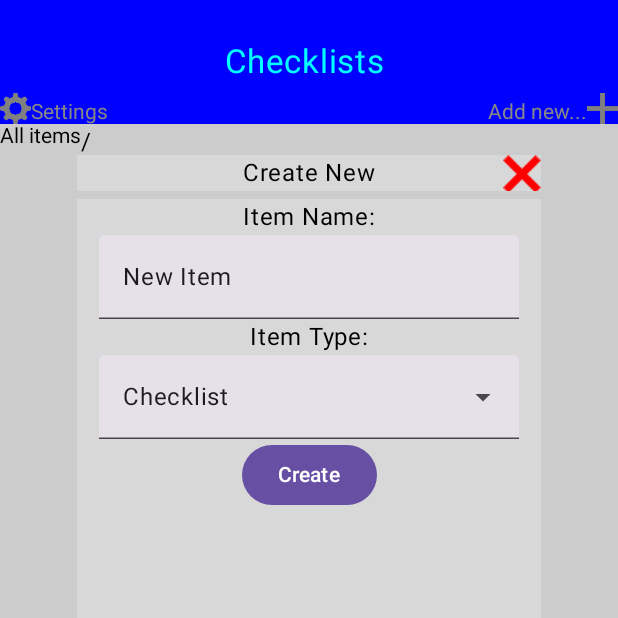
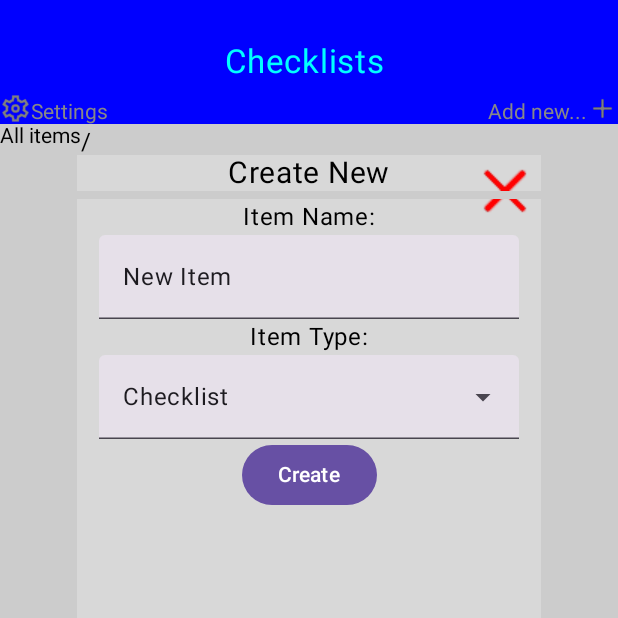
Before and after one commit to LocalLibrarian/Checklists, an Android app built with Jetpack Compose: the screen it shows after launch (MainActivity), after a tap on "Add Item Icon", on a phone screen of 412 x 824 dp, the top half of it. Run offline under Robolectric (Android 15) with nearby library versions, the phone set to English and light mode, and no system bars; 1 other tap on this screen came first.

Commit message:
Features added - improved general look of app

```diff
--- a/app/src/main/java/com/example/checklists/MainActivity.kt
+++ b/app/src/main/java/com/example/checklists/MainActivity.kt
@@ -20,7 +20,6 @@ import androidx.compose.foundation.layout.Row
 import androidx.compose.foundation.layout.fillMaxHeight
 import androidx.compose.foundation.layout.fillMaxSize
 import androidx.compose.foundation.layout.fillMaxWidth
-import androidx.compose.foundation.layout.height
 import androidx.compose.foundation.layout.offset
 import androidx.compose.foundation.layout.padding
 import androidx.compose.foundation.layout.size
@@ -65,8 +64,6 @@ import java.io.File
 import java.io.FileReader
 import java.io.FileWriter
 import java.io.IOException
-import java.lang.IllegalArgumentException
-import java.lang.NumberFormatException
 import kotlin.math.roundToInt
 
 /*ListItem is how items in lists are stored in memory*/
@@ -101,6 +98,9 @@ const val OneDay = 24 * OneHour
 /*Values defining temp path strings to avoid errors when moving items or forcing screen redraws*/
 const val TempPath = "path_FIX"
 const val TempPath2 = "path_FIX2"
+/*Values defining font sizes*/
+val titleFontSize = 22.sp
+val subTitleFontSize = 20.sp
 
 class MainActivity : AppCompatActivity() {
     override fun onCreate(savedInstanceState: Bundle?) {
@@ -137,7 +137,6 @@ fun MainScreen() {
     var autoDelListSelect = "Minutes"
     var moveCompleteItemsSelect = "Bottom"
     val context = LocalContext.current
-    val titleFontSize = 22.sp
     var completedColor = Color.Green
     val settingsSaved= loadSettings(context)
     var choseTutorial by remember{ mutableStateOf(false) }
@@ -162,7 +161,7 @@ fun MainScreen() {
                 painter = painterResource(R.drawable.settingsicon),
                 contentDescription = "Settings Icon",
                 modifier = Modifier
-                    .height((bannerHeight / 4).dp)
+                    .size((bannerHeight / 4).dp)
                     .clickable(enabled = true, onClick = { settingsOpen = true })
             )
             ClickableText(
@@ -199,7 +198,7 @@ fun MainScreen() {
                 painter = painterResource(R.drawable.addicon),
                 contentDescription = "Add Item Icon",
                 modifier = Modifier
-                    .height((bannerHeight / 4).dp)
+                    .size((bannerHeight / 4).dp)
                     .clickable(enabled = true, onClick = { createOpen = true })
             )
         } /*End of header drawing*/
@@ -389,7 +388,8 @@ fun CreateScreen(settingsWidth: Double, settingsHeight: Double, context: Context
                 horizontalAlignment = Alignment.CenterHorizontally,
                 verticalArrangement = Arrangement.Top
             ) {
-                Text(text = "Create New")
+                Text(text = "Create New",
+                    fontSize = subTitleFontSize)
                 Box(
                     modifier = Modifier
                         .size(width = settingsWidth.dp, height = 5.dp)
@@ -499,7 +499,8 @@ fun SettingsScreen(
                 )
             }
             Column(modifier = Modifier.fillMaxSize(), horizontalAlignment = Alignment.CenterHorizontally, verticalArrangement = Arrangement.Top) {
-                Text(text = "Settings")
+                Text(text = "Settings",
+                    fontSize = subTitleFontSize)
                 Box(
                     modifier = Modifier
                         .size(width = settingsWidth.dp, height = 5.dp)
@@ -670,12 +671,14 @@ fun DrawItemIcon(item: GenericItem, index: Int, inList: Boolean) {
     else if(item.type == "checklist") {
         Image(
             painter = painterResource(R.drawable.listicon),
-            contentDescription = "List Icon"
+            contentDescription = "List Icon",
+            Modifier.padding(16.dp).size(30.dp)
         )
     } else{
         Image(
             painter = painterResource(R.drawable.foldericon),
-            contentDescription = "Folder Icon"
+            contentDescription = "Folder Icon",
+            Modifier.padding(16.dp).size(30.dp)
         )
     }
     Text(text = if(!inList) item.name else item.items[index].name,
@@ -845,7 +848,8 @@ fun TutorialScreen(settingsWidth: Double, settingsHeight: Double, onClose: () ->
                 horizontalAlignment = Alignment.CenterHorizontally,
                 verticalArrangement = Arrangement.Top
             ) {
-                Text(text = "Tutorial")
+                Text(text = "Tutorial",
+                    fontSize = subTitleFontSize)
                 Box(
                     modifier = Modifier
                         .size(width = settingsWidth.dp, height = 5.dp)
@@ -963,7 +967,7 @@ fun EditScreen(settingsWidth: Double, settingsHeight: Double, onClose: () -> Uni
     Row(verticalAlignment = Alignment.CenterVertically, horizontalArrangement = Arrangement.Center, modifier = Modifier.fillMaxSize()) {
         Box(
             modifier = Modifier
-                .size(width = settingsWidth.dp, height = settingsHeight.dp)
+                .size(width = settingsWidth.dp, height = (settingsHeight * 0.75).dp)
                 .background(Color(216, 216, 216, 255))
         ) {
             Row(
@@ -983,7 +987,8 @@ fun EditScreen(settingsWidth: Double, settingsHeight: Double, onClose: () -> Uni
                 horizontalAlignment = Alignment.CenterHorizontally,
                 verticalArrangement = Arrangement.Top
             ) {
-                Text(text = "Edit Item")
+                Text(text = "Edit Item",
+                    fontSize = subTitleFontSize)
                 Box(
                     modifier = Modifier
                         .size(width = settingsWidth.dp, height = 5.dp)
```
Also changed, not shown: app/src/main/res/drawable/addicon.png, app/src/main/res/drawable/closeicon.png, app/src/main/res/drawable/foldericon.png, app/src/main/res/drawable/listicon.png, app/src/main/res/drawable/settingsicon.png.
